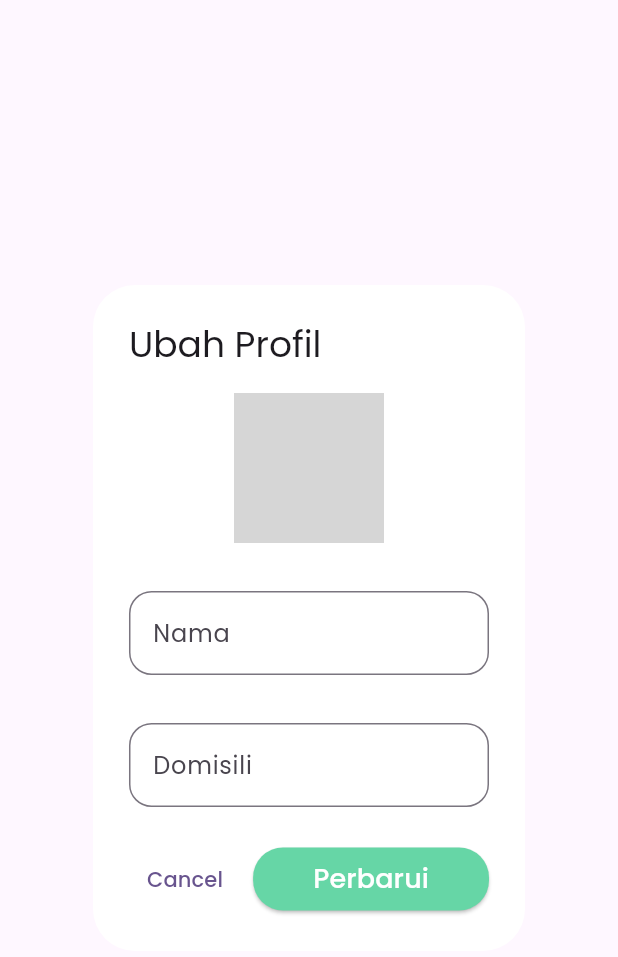
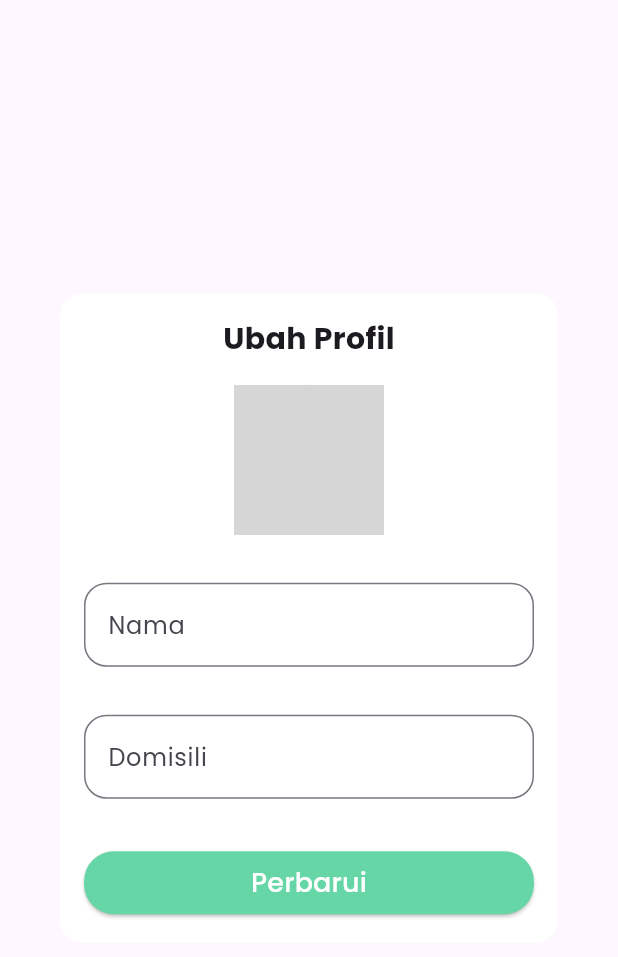
Before and after one commit to JoshuaValentineM/KarbonKU, a Flutter app: the EditProfileDialog widget shown alone on an empty page, opened directly with empty values, on a phone screen of 412 x 824 dp. Shown: the top 957 px of the screen. Run offline on Flutter 3.47's test engine with Material 3 defaults, Android fonts, the phone set to English and light mode, and no system bars; our stand-ins replace cloud_firestore, firebase_auth, firebase_core, firebase_storage, google_sign_in, image_picker; missing offline and left inert: flutter_facebook_auth; accounts and stored records are empty; network calls fail; grey boxes are pictures that could not be loaded.

Commit message:
revisi education, edit profile, maximum carbon standard

```diff
--- a/lib/view/edit_profile.dart
+++ b/lib/view/edit_profile.dart
@@ -90,9 +90,25 @@ class _EditProfileDialogState extends State<EditProfileDialog> {
 
   @override
   Widget build(BuildContext context) {
-    return AlertDialog(
-      title: const Text('Ubah Profil'),
-      content: SingleChildScrollView(
+    return Dialog(
+      shape: RoundedRectangleBorder(
+        borderRadius: BorderRadius.circular(15.0),
+      ),
+      child: Container(
+        width: MediaQuery.of(context).size.width * 0.85,
+        padding: const EdgeInsets.all(16.0),
+        child: Column(
+          mainAxisSize: MainAxisSize.min,
+          children: [
+            const Text(
+              'Ubah Profil',
+              style: TextStyle(
+                fontSize: 20,
+                fontWeight: FontWeight.bold,
+              ),
+            ),
+            const SizedBox(height: 16),
+            SingleChildScrollView(
               child: Column(
                 children: [
                   GestureDetector(
@@ -103,7 +119,8 @@ class _EditProfileDialogState extends State<EditProfileDialog> {
                           radius: 50,
                           backgroundImage: _imageFile != null
                               ? FileImage(_imageFile!) as ImageProvider
-                        : NetworkImage(_profilePictureUrl) as ImageProvider,
+                              : NetworkImage(_profilePictureUrl)
+                                  as ImageProvider,
                         ),
                         Positioned(
                           bottom: 4,
@@ -134,7 +151,8 @@ class _EditProfileDialogState extends State<EditProfileDialog> {
                       labelText: 'Nama',
                       border: OutlineInputBorder(
                         borderRadius: BorderRadius.circular(15.0),
-                  borderSide: const BorderSide(color: Colors.grey, width: 0.5),
+                        borderSide:
+                            const BorderSide(color: Colors.grey, width: 0.5),
                       ),
                     ),
                   ),
@@ -145,25 +163,23 @@ class _EditProfileDialogState extends State<EditProfileDialog> {
                       labelText: 'Domisili',
                       border: OutlineInputBorder(
                         borderRadius: BorderRadius.circular(15.0),
-                  borderSide: const BorderSide(color: Colors.grey, width: 0.5),
+                        borderSide:
+                            const BorderSide(color: Colors.grey, width: 0.5),
                       ),
                     ),
                   ),
-          ],
-        ),
-      ),
-      actions: [
-        TextButton(
-          onPressed: () => Navigator.pop(context),
-          child: const Text('Cancel'),
-        ),
-        ElevatedButton(
+                  const SizedBox(height: 32),
+                  // Menggunakan SizedBox untuk menyamakan lebar tombol dengan TextField
+                  SizedBox(
+                    width: double.infinity, // Mengisi seluruh lebar container
+                    child: ElevatedButton(
                       style: ElevatedButton.styleFrom(
                         backgroundColor: const Color(0xFF66D6A6),
                         shape: RoundedRectangleBorder(
                           borderRadius: BorderRadius.circular(20),
                         ),
-            padding: const EdgeInsets.symmetric(horizontal: 40, vertical: 8),
+                        padding: const EdgeInsets.symmetric(
+                            horizontal: 40, vertical: 8),
                       ),
                       onPressed: _updateProfile,
                       child: const Text(
@@ -174,7 +190,13 @@ class _EditProfileDialogState extends State<EditProfileDialog> {
                         ),
                       ),
                     ),
+                  ),
                 ],
+              ),
+            ),
+          ],
+        ),
+      ),
     );
   }
 }
```
Also changed, not shown: lib/view/education_page.dart (+7 -7 lines), lib/view/home_page.dart (+47 -26 lines), assets/img/jarak.png (added). Lines whose indentation alone changed are shown as unchanged.
